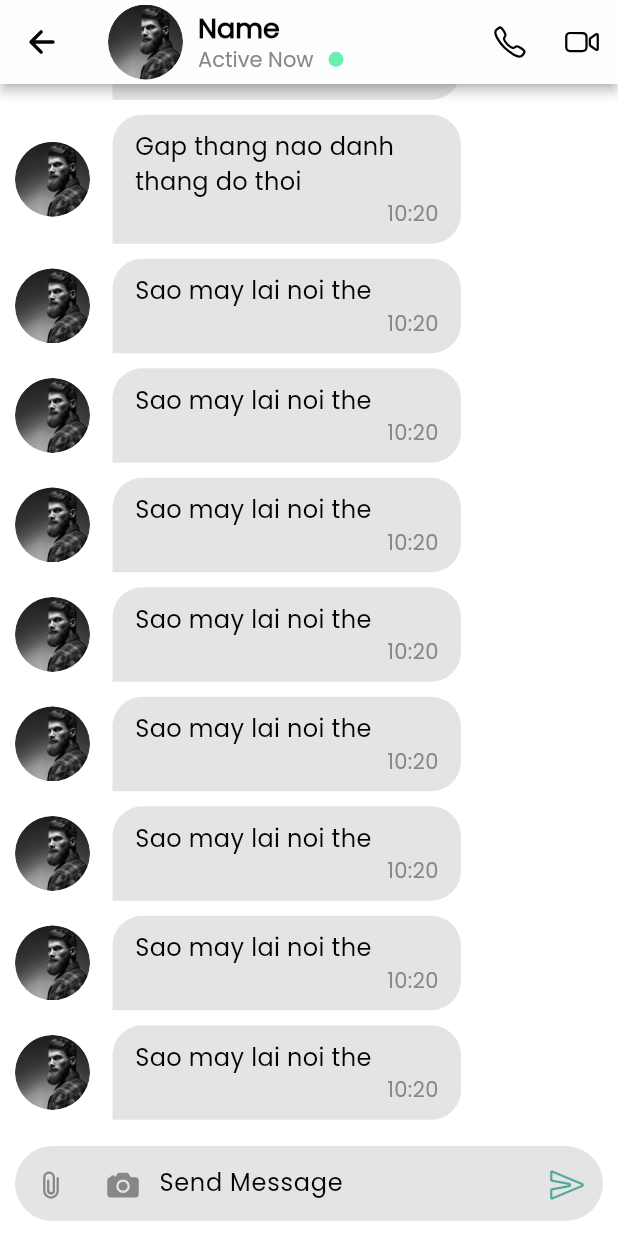
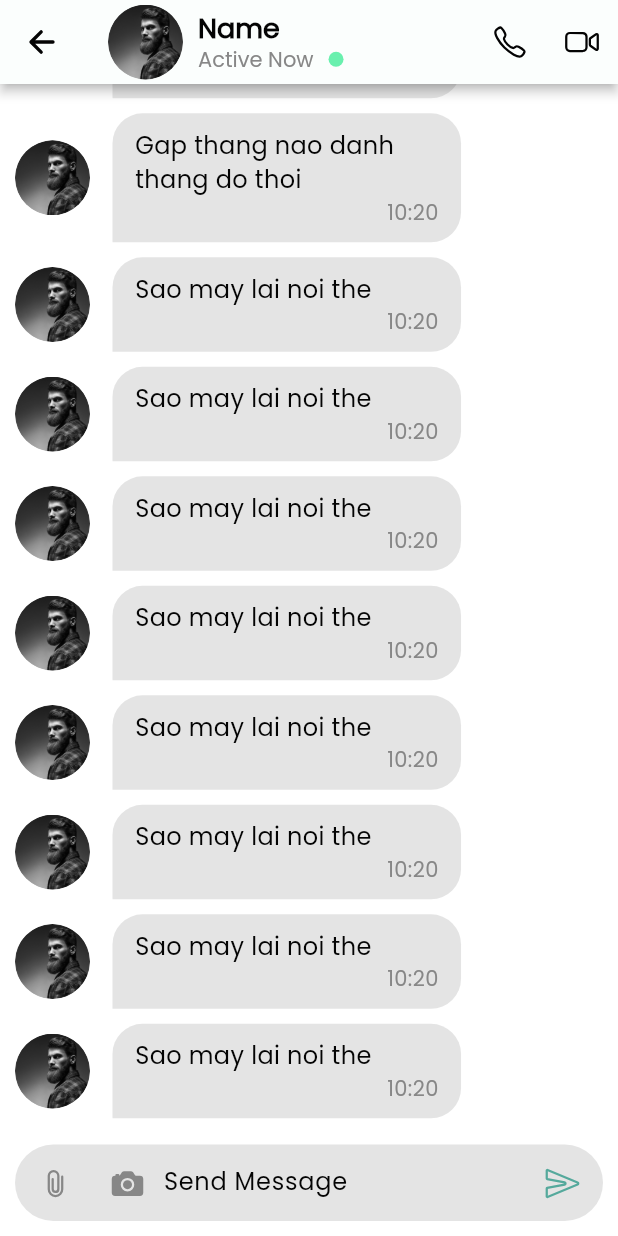
Before and after one commit to nguyenngocthach1403/Telechat, a Flutter app: the screen it shows after launch, scrolled down 512 dp, on a phone screen of 412 x 824 dp. Run offline on Flutter 3.47's test engine with Material 3 defaults, Android fonts, the phone set to English and light mode, and no system bars; our stand-ins replace dotted_border, ionicons.

Commit message:
update: padding of textbox chat

```diff
--- a/lib/features/chat/presentations/widgets/chat_text_box.dart
+++ b/lib/features/chat/presentations/widgets/chat_text_box.dart
@@ -9,7 +9,7 @@ class ChatTextBox extends StatefulWidget {
 }
 
 class _ChatTextBoxState extends State<ChatTextBox> {
-  FocusNode _focusNode = FocusNode();
+  final FocusNode _focusNode = FocusNode();
   @override
   void initState() {
     _focusNode.addListener(_onFocusChange);
@@ -46,7 +46,7 @@ class _ChatTextBoxState extends State<ChatTextBox> {
               borderRadius: BorderRadius.circular(30),
             ),
             alignment: Alignment.center,
-            // padding: const EdgeInsets.only(left: 8, right: 8),
+            padding: const EdgeInsets.only(left: 3, right: 3, bottom: 1),
             child: Row(
               crossAxisAlignment: CrossAxisAlignment.end,
               children: [
```
